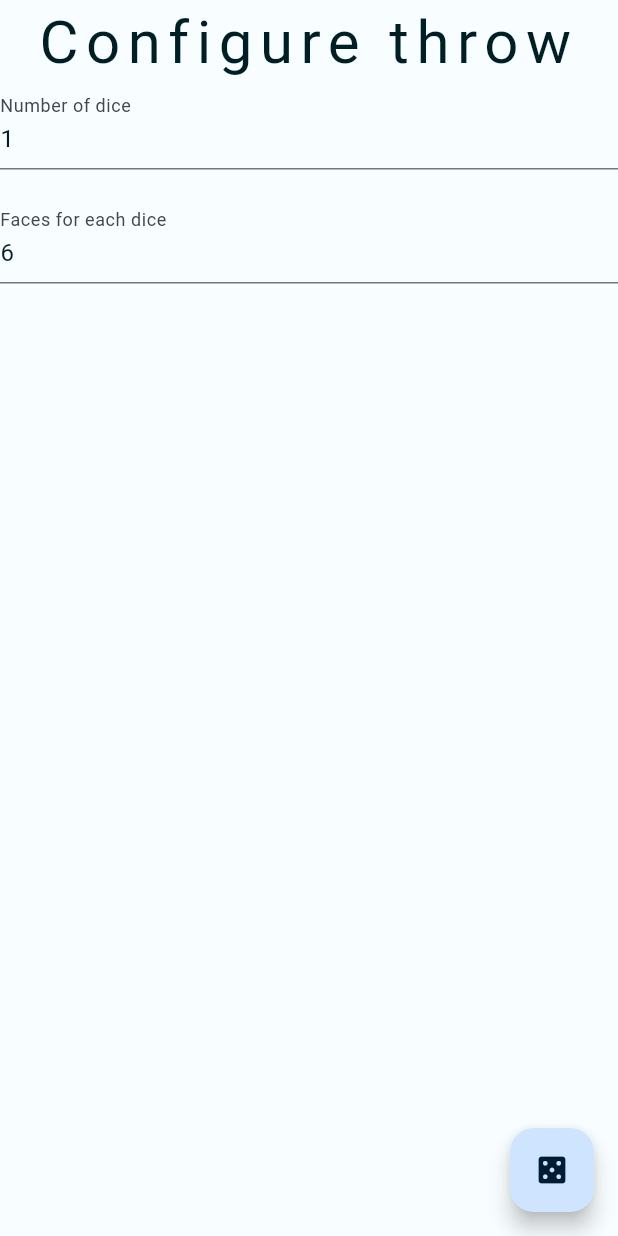
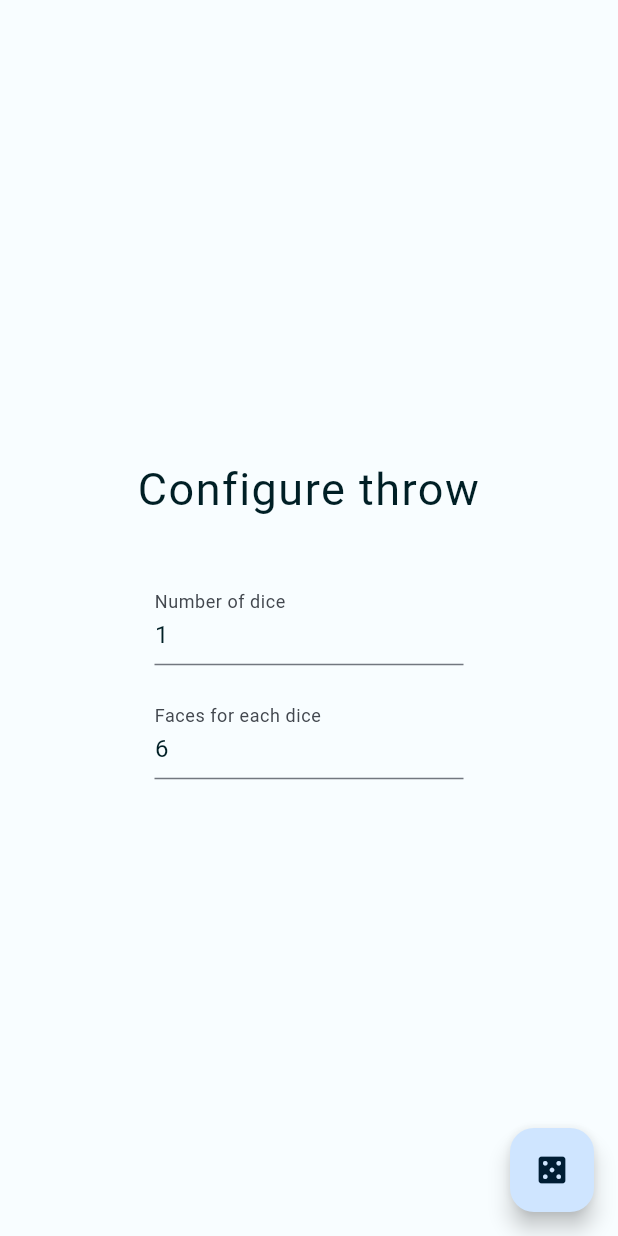
Before and after one commit to alvaromateo/dice_app, a Flutter app: the screen it shows after launch, after a tap on the "arrow forward" icon, on a phone screen of 412 x 824 dp. Run offline on Flutter 3.47's test engine with Material 3 defaults, Android fonts, the phone set to English and light mode, and no system bars; drawn by our look-alikes of flutter_form_builder; our stand-ins replace bloc, equatable, flutter_bloc.

Commit message:
App finished

```diff
--- a/lib/bloc/dice_bloc.dart
+++ b/lib/bloc/dice_bloc.dart
@@ -7,21 +7,31 @@ part 'dice_event.dart';
 part 'dice_state.dart';
 
 class DiceBloc extends Bloc<DiceEvent, DiceState> {
-  DiceBloc() : super(const DiceInitial()) {
+  DiceBloc() : super(const DiceNotStarted()) {
     on<DiceReset>(_onReset);
     on<DiceConfigured>(_onConfigured);
     on<DiceRoll>(_onRoll);
   }
 
   void _onReset(DiceReset event, Emitter<DiceState> emitter) {
-    // todo
+    emitter(DiceInitial(
+      number: event.diceNum ?? _kDefaultDiceNumber,
+      faces: event.diceFaces ?? _kDefaultDiceFaces,
+    ));
   }
 
   void _onConfigured(DiceConfigured event, Emitter<DiceState> emitter) {
-    // todo
+    emitter(DiceInitial(
+      number: event.diceNum ?? _kDefaultDiceNumber,
+      faces: event.diceFaces ?? _kDefaultDiceFaces,
+    ));
   }
 
   void _onRoll(DiceRoll event, Emitter<DiceState> emitter) {
-    // todo
+    // the values should be validated by the form
+    emitter(DiceThrowResult(
+      diceNum: event.diceNum!,
+      diceFaces: event.diceFaces!,
+    ));
   }
 }
--- a/lib/bloc/dice_event.dart
+++ b/lib/bloc/dice_event.dart
@@ -2,20 +2,20 @@ part of 'dice_bloc.dart';
 
 @immutable
 sealed class DiceEvent {
-  const DiceEvent();
+  final int? diceNum;
+  final int? diceFaces;
+
+  const DiceEvent({this.diceNum, this.diceFaces});
 }
 
 final class DiceReset extends DiceEvent {
-  const DiceReset();
+  const DiceReset({super.diceNum, super.diceFaces});
 }
 
 final class DiceConfigured extends DiceEvent {
-  final int diceNum;
-  final int diceFaces;
-
-  const DiceConfigured(this.diceNum, this.diceFaces);
+  const DiceConfigured({super.diceNum, super.diceFaces});
 }
 
 final class DiceRoll extends DiceEvent {
-  const DiceRoll();
+  const DiceRoll({super.diceNum, super.diceFaces});
 }
--- a/lib/bloc/dice_state.dart
+++ b/lib/bloc/dice_state.dart
@@ -9,16 +9,29 @@ sealed class DiceState extends Equatable {
   final int diceNum;
   final int diceFaces;
 
-  const DiceState({required this.diceNum, required this.diceFaces});
+  const DiceState({
+    required this.diceNum,
+    required this.diceFaces,
+  });
 
   @override
   List<Object> get props => [diceNum, diceFaces];
 }
 
+final class DiceNotStarted extends DiceState {
+  const DiceNotStarted()
+      : super(
+          diceNum: _kDefaultDiceNumber,
+          diceFaces: _kDefaultDiceFaces,
+        );
+}
+
 final class DiceInitial extends DiceState {
-  const DiceInitial(
-      {super.diceNum = _kDefaultDiceNumber,
-      super.diceFaces = _kDefaultDiceFaces});
+  const DiceInitial({int? number, int? faces})
+      : super(
+          diceNum: number ?? _kDefaultDiceNumber,
+          diceFaces: faces ?? _kDefaultDiceFaces,
+        );
 }
 
 final class DiceThrowResult extends DiceState {
--- a/lib/components/scaffold_wrapper.dart
+++ b/lib/components/scaffold_wrapper.dart
@@ -1,4 +1,6 @@
+import 'package:dice_app/bloc/dice_bloc.dart';
 import 'package:flutter/material.dart';
+import 'package:flutter_bloc/flutter_bloc.dart';
 
 import '../color_schemes.dart';
 
@@ -6,41 +8,55 @@ import 'package:dice_app/components/results.dart';
 import 'package:dice_app/components/select_dice.dart';
 import 'package:dice_app/components/splash.dart';
 
+const splashScreen = Splash();
+const resultsScreen = Results();
+final selectDiceScreen = SelectDice();
+
 class ScaffoldWrapper extends StatelessWidget {
-  final Widget content;
-
-  const ScaffoldWrapper(this.content, {Key? key}) : super(key: key);
+  const ScaffoldWrapper({Key? key}) : super(key: key);
 
   // This widget is the root of your application.
   @override
   Widget build(BuildContext context) {
-    return Scaffold(
+    return BlocProvider(
+      create: (_) => DiceBloc(),
+      child: BlocBuilder<DiceBloc, DiceState>(
+        builder: (context, state) => Scaffold(
           backgroundColor: color(context).background,
-      body: content,
+          body: switch (state) {
+            DiceNotStarted() => splashScreen,
+            DiceInitial() => selectDiceScreen,
+            DiceThrowResult() => resultsScreen,
+          },
           floatingActionButton: FloatingActionButton(
             onPressed: () {
-          switch (content.runtimeType) {
-            case SelectDice:
-              Navigator.of(context).push(MaterialPageRoute(
-                  builder: (ctx) => const ScaffoldWrapper(Results())));
-            case Results:
-              Navigator.of(context).push(MaterialPageRoute(
-                  builder: (ctx) => const ScaffoldWrapper(SelectDice())));
-            case Splash:
-              Navigator.of(context).push(MaterialPageRoute(
-                  builder: (ctx) => const ScaffoldWrapper(SelectDice())));
-            default:
-            // do nothing
+              switch (state) {
+                case DiceInitial():
+                  if (selectDiceScreen.isFormValid()) {
+                    // means the values are valid
+                    // so we can get them from the state
+                    context.read<DiceBloc>().add(DiceRoll(
+                          diceNum: state.diceNum,
+                          diceFaces: state.diceFaces,
+                        ));
+                  }
+                case DiceThrowResult():
+                  context.read<DiceBloc>().add(DiceReset(
+                        diceNum: state.diceNum,
+                        diceFaces: state.diceFaces,
+                      ));
+                case DiceNotStarted():
+                  context.read<DiceBloc>().add(const DiceReset());
               }
             },
             tooltip: 'Roll',
-        child: switch (content.runtimeType) {
-          SelectDice => const Icon(Icons.casino),
-          Results => const Icon(Icons.redo),
-          Splash => const Icon(Icons.arrow_forward),
-          // we should not reach this point
-          _ => throw Error()
+            child: switch (state) {
+              DiceInitial() => const Icon(Icons.casino),
+              DiceThrowResult() => const Icon(Icons.redo),
+              DiceNotStarted() => const Icon(Icons.arrow_forward),
             },
+          ),
+        ),
       ),
     );
   }
--- a/lib/components/select_dice.dart
+++ b/lib/components/select_dice.dart
@@ -1,69 +1,116 @@
+import 'package:dice_app/bloc/dice_bloc.dart';
 import 'package:flutter/material.dart';
+import 'package:flutter_bloc/flutter_bloc.dart';
 import 'package:flutter_form_builder/flutter_form_builder.dart';
 
 import '../strings.dart';
 import 'title.dart' as dice_app;
 
 class SelectDice extends StatefulWidget {
-  const SelectDice({super.key});
+  final _formKey = GlobalKey<FormBuilderState>();
+
+  SelectDice({super.key});
 
   @override
   State<SelectDice> createState() {
     return _SelectDiceState();
   }
+
+  bool isFormValid() {
+    FormBuilderState? formState = _formKey.currentState;
+    return formState != null && formState.validate();
+  }
 }
 
 class _SelectDiceState extends State<SelectDice> {
-  final _formKey = GlobalKey<FormBuilderState>();
+  final _required = 'Required positive number to configure the throw';
+
+  String? _positiveNumberValidator(String? value) {
+    if (value == null || value.isEmpty) {
+      return _required;
+    }
+    final numValue = int.tryParse(value);
+    if (numValue == null || numValue < 1) {
+      return _required;
+    }
+    return null;
+  }
 
   @override
   Widget build(BuildContext context) {
-    return Form(
-      key: _formKey,
+    return Center(
       child: Column(
         mainAxisAlignment: MainAxisAlignment.center,
-        mainAxisSize: MainAxisSize.min,
         children: <Widget>[
-          const dice_app.Title(text: selectDiceTitle),
-          FormBuilder(
-            key: _formKey,
+          const dice_app.Title(
+            text: selectDiceTitle,
+            fontSize: 30,
+            letterSpacing: 1,
+          ),
+          const SizedBox(
+            height: 40,
+          ),
+          BlocBuilder<DiceBloc, DiceState>(
+            builder: (context, state) {
+              return FormBuilder(
+                key: widget._formKey,
                 child: Column(
                   children: [
-                FormBuilderTextField(
+                    FractionallySizedBox(
+                      widthFactor: 0.5,
+                      child: FormBuilderTextField(
                         key: const ValueKey('select_dice_number'),
                         name: 'diceNum',
                         decoration: const InputDecoration(
                           labelText: 'Number of dice',
                         ),
-                  initialValue: '1',
+                        initialValue: state.diceNum.toString(),
                         keyboardType: TextInputType.number,
-                  validator: (value) {
-                    return null;
+                        validator: _positiveNumberValidator,
+                        onChanged: (value) {
+                          if (value != null) {
+                            final int? newDiceNum = int.tryParse(value);
+                            if (newDiceNum != null) {
+                              context.read<DiceBloc>().add(DiceConfigured(
+                                    diceNum: newDiceNum,
+                                    diceFaces: state.diceFaces,
+                                  ));
+                            }
+                          }
                         },
-                  onChanged: (value) {
-                    // todo
-                  },
+                      ),
                     ),
                     const SizedBox(
                       height: 20,
                     ),
-                FormBuilderTextField(
+                    FractionallySizedBox(
+                      widthFactor: 0.5,
+                      child: FormBuilderTextField(
                         key: const ValueKey('select_dice_faces'),
                         name: 'diceFaces',
                         decoration: const InputDecoration(
                           labelText: 'Faces for each dice',
                         ),
-                  initialValue: '6',
+                        initialValue: state.diceFaces.toString(),
                         keyboardType: TextInputType.number,
-                  validator: (value) {
-                    return null;
+                        validator: _positiveNumberValidator,
+                        onChanged: (value) {
+                          if (value != null) {
+                            final int? newFacesNum = int.tryParse(value);
+                            if (newFacesNum != null) {
+                              context.read<DiceBloc>().add(DiceReset(
+                                    diceNum: state.diceNum,
+                                    diceFaces: newFacesNum,
+                                  ));
+                            }
+                          }
                         },
-                  onChanged: (value) {
-                    // todo
-                  },
+                      ),
                     ),
                   ],
                 ),
+              );
+            },
           ),
         ],
       ),
--- a/lib/components/title.dart
+++ b/lib/components/title.dart
@@ -3,8 +3,15 @@ import '../color_schemes.dart';
 
 class Title extends StatelessWidget {
   final String text;
+  final double fontSize;
+  final double letterSpacing;
 
-  const Title({super.key, required this.text});
+  const Title({
+    super.key,
+    required this.text,
+    this.fontSize = 40,
+    this.letterSpacing = 5,
+  });
 
   @override
   Widget build(BuildContext context) {
@@ -12,8 +19,8 @@ class Title extends StatelessWidget {
         textAlign: TextAlign.center,
         style: TextStyle(
           color: color(context).onBackground,
-          fontSize: 40,
-          letterSpacing: 5,
+          fontSize: fontSize,
+          letterSpacing: letterSpacing,
         ));
   }
 }
--- a/lib/main.dart
+++ b/lib/main.dart
@@ -1,4 +1,3 @@
-import 'package:dice_app/components/splash.dart';
 import 'package:flutter/material.dart';
 import 'color_schemes.dart';
 import 'components/scaffold_wrapper.dart';
@@ -7,11 +6,6 @@ void main() {
   runApp(const MyApp());
 }
 
-/*
-Todo: change the home to be dynamic
-So that when the user clicks on the roll button the next screen will
-be the results screen (home is kind of like a splash screen)
-*/
 class MyApp extends StatelessWidget {
   const MyApp({Key? key}) : super(key: key);
 
@@ -21,7 +15,7 @@ class MyApp extends StatelessWidget {
     return MaterialApp(
       theme: ThemeData(useMaterial3: true, colorScheme: lightColorScheme),
       darkTheme: ThemeData(useMaterial3: true, colorScheme: darkColorScheme),
-      home: const ScaffoldWrapper(Splash()),
+      home: const ScaffoldWrapper(),
     );
   }
 }
--- a/lib/strings.dart
+++ b/lib/strings.dart
@@ -1,2 +1,4 @@
 const appTitle = 'Dice Roller';
 const selectDiceTitle = 'Configure throw';
+const somethingWrong = 'Something went wrong...';
+const throwResults = 'Throw results';
```
Also changed, not shown: lib/components/dice_badge.dart (added, +21 -0 lines), lib/components/results.dart (+62 -1 lines). Lines whose indentation alone changed are shown as unchanged.
